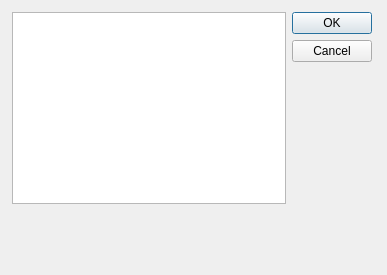
First picture: the form in changedb.ui, repository kia-far/QtDBS, before the edit.
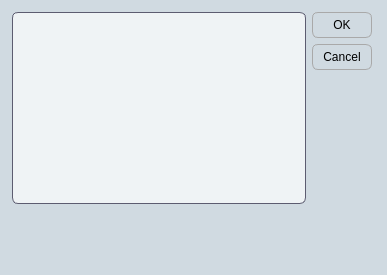
Second picture: the form after the edit.

Commit message: added edit item form and button which is available from the device edit form. also a few teaks to the stylesheets and fixed the keybinds working when the app was adding bulk data

The edit to the form file:
```diff
--- a/changedb.ui
+++ b/changedb.ui
@@ -13,7 +13,168 @@
   <property name="windowTitle">
    <string>Dialog</string>
   </property>
-  <widget class="QWidget" name="">
+  <property name="styleSheet">
+   <string notr="true">QPushButton {
+    background-color: rgb(228, 229, 244); /* Light gray background */
+    border: 1px solid #a9a9a9; /* Darker gray border for a 3D effect */
+    border-radius: 6px; /* Rounded corners */
+    padding: 5px 10px; /* Padding for a button-like appearance */
+    color: black; /* Text color */
+    
+    /* Subtle gradient for a shiny effect */
+    background: qlineargradient(spread:pad, x1:0, y1:0, x2:0, y2:1, 
+                                stop:0 #f0f0f0, stop:1 #d3d3d3);
+}
+
+QPushButton:hover {
+    background-color: #e6e6e6; /* Change to a lighter shade on hover */
+    border-color: #b0b0b0; /* Change border color on hover */
+}
+
+QPushButton:pressed {
+    background-color: #bfbfbf; /* Darker gray when pressed */
+    border-color: #808080; /* Slightly darker border when pressed */
+}
+
+
+QWidget {font: 12pt &quot;Segoe UI&quot;;}
+QWidget {
+    background-color: #d0dae1; /* Dark background color for the entire widget */
+    font: 12pt &quot;Segoe UI&quot;;
+}
+
+/* Style for QLineEdit with a darker background and smoother edges */
+QLineEdit {
+    background-color: #eff3f5; /* Darker grayish background */
+    color: #000000; /* Light text color for readability */
+    border: 1px solid #5c5c70; /* Slightly lighter border for contrast */
+    border-radius: 6px; /* Smooth, rounded edges */
+    padding: 5px; /* Padding for a cleaner look */
+    font: 12pt &quot;Segoe UI&quot;;
+}
+
+QLineEdit:focus {
+    border-color: #7878a0; /* Lighter border color on focus */
+    background-color: #e0e6eb; /* Slightly lighter background on focus */
+}
+
+QTextBrowser {
+    background-color: #eff3f5; /* Darker grayish background */
+    color: #000000; /* Light text color for readability */
+    border: 1px solid #5c5c70; /* Slightly lighter border for contrast */
+    border-radius: 6px; /* Smooth, rounded edges */
+    padding: 5px; /* Padding for a cleaner look */
+    font: 12pt &quot;Segoe UI&quot;;
+}
+
+QTextBrowser:focus {
+    border-color: #7878a0; /* Lighter border color on focus */
+    background-color: #e0e6eb; /* Slightly lighter background on focus */
+}
+
+QCheckBox {
+    color: #000000; /* Light text color for dark background */
+    font: 12pt &quot;Segoe UI&quot;;
+}
+
+QCheckBox:disabled {
+    color: #000000; /* Same text color for disabled state */
+    opacity: 1; /* Remove opacity reduction */
+}
+
+/* Blue indicator for checked and disabled QCheckBox */
+QCheckBox::indicator:checked:disabled {
+    background-color: #92a8b9; /* Blue color to appear as enabled */
+	opacity: 1;
+   /* border: 1px solid #3a7bd5;  Blue border to match the indicator */
+}
+
+QCheckBox::indicator:disabled {
+    opacity: 1; /* Remove opacity change for checkbox indicator */
+}
+
+/* Background color for QWidget */
+/* Style for the vertical scrollbar */
+QScrollBar:vertical {
+    background: #eff3f5; /* Background color of the scrollbar */
+    width: 10px; /* Width of the scrollbar */
+    margin: 0px 0px 0px 0px; /* Margins around the scrollbar */
+    border-radius: 5px; /* Rounded edges for the scrollbar track */
+}
+
+/* Style for the horizontal scrollbar */
+QScrollBar:horizontal {
+    background: #eff3f5; /* Background color of the scrollbar */
+    height: 10px; /* Height of the scrollbar */
+    margin: 0px 0px 0px 0px; /* Margins around the scrollbar */
+    border-radius: 5px; /* Rounded edges for the scrollbar track */
+}
+
+/* Handle (scroller) styling for both horizontal and vertical scrollbars */
+QScrollBar::handle:vertical, QScrollBar::handle:horizontal {
+    background: #92a8b9; /* Color of the scroller */
+    min-height: 20px; /* Minimum height for the vertical handle */
+    min-width: 20px; /* Minimum width for the horizontal handle */
+    border-radius: 5px; /* Smooth, rounded edges for the handle */
+}
+
+QScrollBar::handle:vertical:hover, QScrollBar::handle:horizontal:hover {
+    background: #b1c1cd; /* Slightly lighter color on hover for the handle */
+}
+
+/* Remove the top/bottom buttons on the scrollbar */
+QScrollBar::add-line:vertical, QScrollBar::sub-line:vertical,
+QScrollBar::add-line:horizontal, QScrollBar::sub-line:horizontal {
+    background: none; /* No additional lines/buttons */
+    height: 0px;
+    width: 0px;
+}
+
+QScrollBar::add-page:vertical, QScrollBar::sub-page:vertical,
+QScrollBar::add-page:horizontal, QScrollBar::sub-page:horizontal {
+    background: none; /* No page scroll styling */
+}
+QTextEdit {
+    background-color: #eff3f5; /* Darker grayish background */
+    color: #000000; /* Light text color for readability */
+    border: 1px solid #5c5c70; /* Slightly lighter border for contrast */
+    border-radius: 6px; /* Smooth, rounded edges */
+    padding: 5px; /* Padding for a cleaner look */
+    font: 12pt &quot;Segoe UI&quot;;
+}
+
+QTextEdit:focus {
+    border-color: #7878a0; /* Lighter border color on focus */
+    background-color: #e0e6eb; /* Slightly lighter background on focus */
+}
+QComboBox {
+    background-color: #eff3f5; /* Darker grayish background */
+    color: #000000; /* Light text color for readability */
+    border: 1px solid #5c5c70; /* Slightly lighter border for contrast */
+    border-radius: 6px; /* Smooth, rounded edges */
+    padding: 5px; /* Padding for a cleaner look */
+    font: 12pt &quot;Segoe UI&quot;;
+}
+
+QComboBox:focus {
+    border-color: #7878a0; /* Lighter border color on focus */
+    background-color: #e0e6eb; /* Slightly lighter background on focus */
+}
+QDateEdit {
+    background-color: #eff3f5; /* Darker grayish background */
+    color: #000000; /* Light text color for readability */
+    border: 1px solid #5c5c70; /* Slightly lighter border for contrast */
+    border-radius: 6px; /* Smooth, rounded edges */
+    padding: 5px; /* Padding for a cleaner look */
+    font: 12pt &quot;Segoe UI&quot;;
+}
+
+QDateEdit:focus {
+    border-color: #7878a0; /* Lighter border color on focus */
+    background-color: #e0e6eb; /* Slightly lighter background on focus */
+}</string>
+  </property>
+  <widget class="QWidget" name="layoutWidget">
    <property name="geometry">
     <rect>
      <x>12</x>
```
The commit also changes 80 other files.
